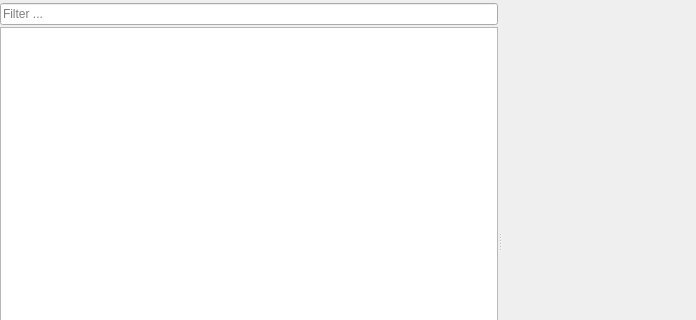
GAMS-dev/studio, file src/gdxviewer/gdxviewer.ui: the form before one commit; both pictures show x 0 to 696 and y 0 to 320 of the 696 by 482 pixel window.
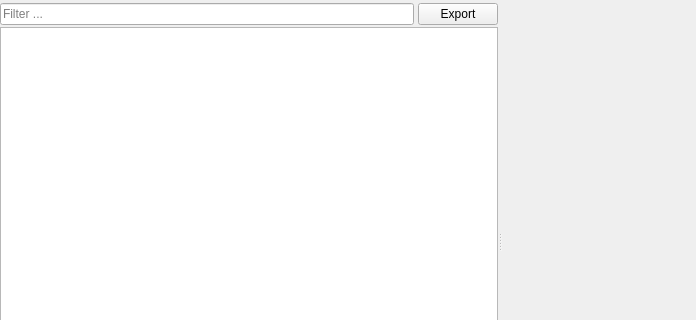
The form after the commit. Custom widgets are drawn as their Qt base class.

Commit message: Move export action from context menu to symbol table

Patch:
```diff
--- a/src/gdxviewer/gdxviewer.ui
+++ b/src/gdxviewer/gdxviewer.ui
@@ -52,7 +52,7 @@
         <number>0</number>
        </property>
        <item>
-        <layout class="QHBoxLayout" name="horizontalLayout" stretch="1">
+        <layout class="QHBoxLayout" name="horizontalLayout" stretch="1,0">
          <property name="spacing">
           <number>4</number>
          </property>
@@ -78,6 +78,13 @@
            </property>
           </widget>
          </item>
+         <item>
+          <widget class="QPushButton" name="pbExport">
+           <property name="text">
+            <string>Export</string>
+           </property>
+          </widget>
+         </item>
         </layout>
        </item>
        <item>
```
The commit also changes 4 other files.
